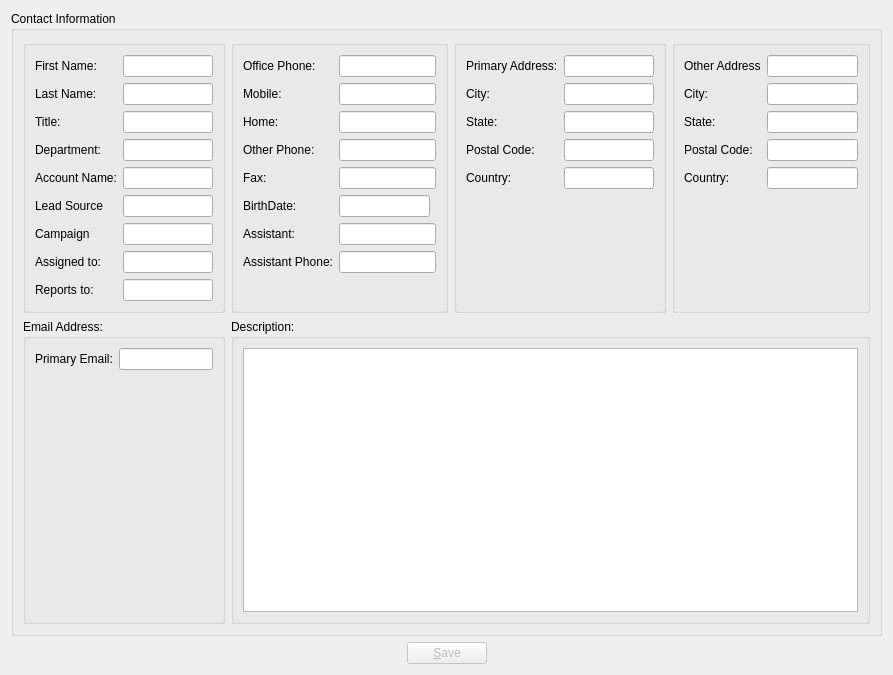
The window that client/src/contactdetails.ui (KDAB/FatCRM) describes before a commit, drawn with Qt 5.
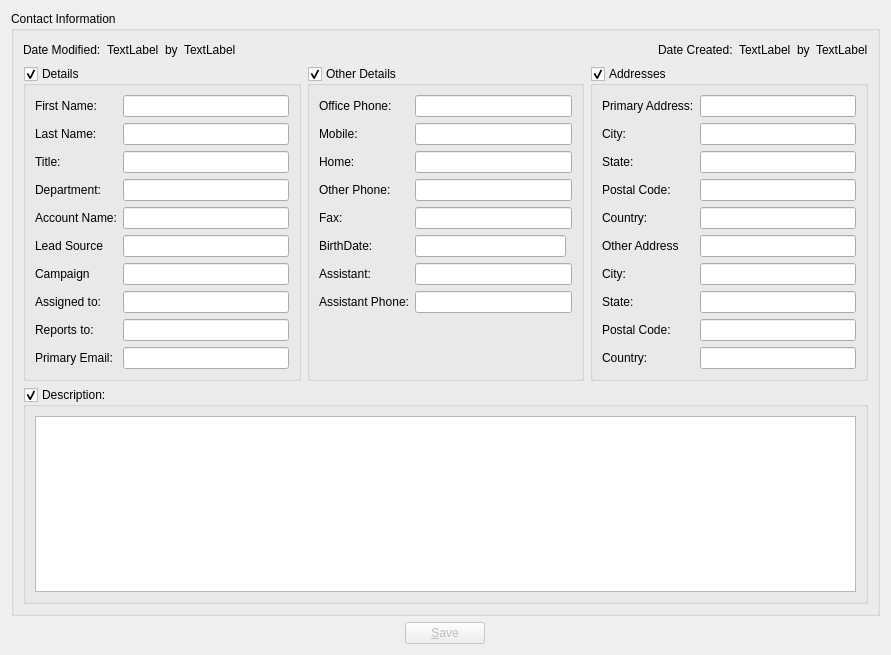
The same window after the commit.

Patch:
```diff
--- a/client/src/contactdetails.ui
+++ b/client/src/contactdetails.ui
@@ -6,26 +6,104 @@
    <rect>
     <x>0</x>
     <y>0</y>
-    <width>893</width>
-    <height>675</height>
+    <width>891</width>
+    <height>655</height>
    </rect>
   </property>
   <property name="windowTitle">
    <string>Contact Details</string>
   </property>
-  <layout class="QGridLayout" name="gridLayout">
+  <layout class="QGridLayout" name="gridLayout_6">
    <item row="0" column="0" colspan="3">
     <widget class="QGroupBox" name="contactInformationGB">
      <property name="title">
       <string>Contact Information</string>
      </property>
-     <layout class="QGridLayout" name="gridLayout_4">
+     <layout class="QGridLayout" name="gridLayout_5">
       <item row="0" column="0">
-       <widget class="QGroupBox" name="groupBox_2">
+       <layout class="QHBoxLayout" name="horizontalLayout_2">
+        <item>
+         <widget class="QLabel" name="modifiedDateLabel">
+          <property name="text">
+           <string>Date Modified:</string>
+          </property>
+         </widget>
+        </item>
+        <item>
+         <widget class="QLabel" name="modifiedDate">
+          <property name="text">
+           <string>TextLabel</string>
+          </property>
+         </widget>
+        </item>
+        <item>
+         <widget class="QLabel" name="modifiedByLabel">
+          <property name="text">
+           <string>by</string>
+          </property>
+         </widget>
+        </item>
+        <item>
+         <widget class="QLabel" name="modifiedBy">
+          <property name="text">
+           <string>TextLabel</string>
+          </property>
+         </widget>
+        </item>
+        <item>
+         <spacer name="horizontalSpacer_3">
+          <property name="orientation">
+           <enum>Qt::Horizontal</enum>
+          </property>
+          <property name="sizeHint" stdset="0">
+           <size>
+            <width>167</width>
+            <height>20</height>
+           </size>
+          </property>
+         </spacer>
+        </item>
+        <item>
+         <widget class="QLabel" name="label_29">
+          <property name="text">
+           <string>Date Created:</string>
+          </property>
+         </widget>
+        </item>
+        <item>
+         <widget class="QLabel" name="createdDate">
+          <property name="text">
+           <string>TextLabel</string>
+          </property>
+         </widget>
+        </item>
+        <item>
+         <widget class="QLabel" name="createdByLabel">
+          <property name="text">
+           <string>by</string>
+          </property>
+         </widget>
+        </item>
+        <item>
+         <widget class="QLabel" name="createdBy">
+          <property name="text">
+           <string>TextLabel</string>
+          </property>
+         </widget>
+        </item>
+       </layout>
+      </item>
+      <item row="1" column="0">
+       <layout class="QHBoxLayout" name="horizontalLayout_3">
+        <item>
+         <widget class="QGroupBox" name="detailsBox">
         <property name="title">
-         <string/>
-        </property>
-        <layout class="QFormLayout" name="formLayout">
+           <string>Details</string>
+          </property>
+          <property name="checkable">
+           <bool>true</bool>
+          </property>
+          <layout class="QGridLayout" name="gridLayout">
          <item row="0" column="0">
           <widget class="QLabel" name="label">
            <property name="text">
@@ -46,6 +124,26 @@
          <item row="1" column="1">
           <widget class="QLineEdit" name="lastName"/>
          </item>
+           <item row="2" column="0">
+            <widget class="QLabel" name="label_26">
+             <property name="text">
+              <string>Title:</string>
+             </property>
+            </widget>
+           </item>
+           <item row="2" column="1">
+            <widget class="QLineEdit" name="title"/>
+           </item>
+           <item row="3" column="0">
+            <widget class="QLabel" name="label_27">
+             <property name="text">
+              <string>Department:</string>
+             </property>
+            </widget>
+           </item>
+           <item row="3" column="1">
+            <widget class="QLineEdit" name="department"/>
+           </item>
          <item row="4" column="0">
           <widget class="QLabel" name="label_3">
            <property name="text">
@@ -56,78 +154,184 @@
          <item row="4" column="1">
           <widget class="QLineEdit" name="accountName"/>
          </item>
-         <item row="6" column="0">
+           <item row="5" column="0">
           <widget class="QLabel" name="label_4">
            <property name="text">
             <string>Lead Source</string>
            </property>
           </widget>
          </item>
-         <item row="6" column="1">
+           <item row="5" column="1">
           <widget class="QLineEdit" name="leadSource"/>
          </item>
-         <item row="7" column="0">
+           <item row="6" column="0">
           <widget class="QLabel" name="label_5">
            <property name="text">
             <string>Campaign</string>
            </property>
           </widget>
          </item>
-         <item row="7" column="1">
+           <item row="6" column="1">
           <widget class="QLineEdit" name="campaign"/>
          </item>
-         <item row="8" column="0">
+           <item row="7" column="0">
           <widget class="QLabel" name="label_9">
            <property name="text">
             <string>Assigned to:</string>
            </property>
           </widget>
          </item>
-         <item row="8" column="1">
+           <item row="7" column="1">
           <widget class="QLineEdit" name="assignedTo"/>
          </item>
-         <item row="2" column="0">
-          <widget class="QLabel" name="label_26">
-           <property name="text">
-            <string>Title:</string>
-           </property>
-          </widget>
-         </item>
-         <item row="2" column="1">
-          <widget class="QLineEdit" name="title"/>
-         </item>
-         <item row="3" column="0">
-          <widget class="QLabel" name="label_27">
-           <property name="text">
-            <string>Department:</string>
-           </property>
-          </widget>
-         </item>
-         <item row="3" column="1">
-          <widget class="QLineEdit" name="department"/>
-         </item>
-         <item row="9" column="0">
+           <item row="8" column="0">
           <widget class="QLabel" name="label_28">
            <property name="text">
             <string>Reports to:</string>
            </property>
           </widget>
          </item>
-         <item row="9" column="1">
+           <item row="8" column="1">
           <widget class="QLineEdit" name="reportsTo"/>
          </item>
+           <item row="9" column="0">
+            <widget class="QLabel" name="label_25">
+             <property name="text">
+              <string>Primary Email:</string>
+             </property>
+            </widget>
+           </item>
+           <item row="9" column="1">
+            <widget class="QLineEdit" name="primaryEmail"/>
+           </item>
         </layout>
        </widget>
       </item>
-      <item row="0" column="2">
-       <widget class="QGroupBox" name="groupBox_4">
+        <item>
+         <widget class="QGroupBox" name="otherDetailsBox">
         <property name="title">
-         <string/>
-        </property>
-        <layout class="QFormLayout" name="formLayout_3">
-         <property name="fieldGrowthPolicy">
-          <enum>QFormLayout::ExpandingFieldsGrow</enum>
-         </property>
+           <string>Other Details</string>
+          </property>
+          <property name="checkable">
+           <bool>true</bool>
+          </property>
+          <layout class="QGridLayout" name="gridLayout_2">
+           <item row="0" column="0">
+            <widget class="QLabel" name="label_6">
+             <property name="text">
+              <string>Office Phone:</string>
+             </property>
+            </widget>
+           </item>
+           <item row="0" column="1">
+            <widget class="QLineEdit" name="officePhone"/>
+           </item>
+           <item row="1" column="0">
+            <widget class="QLabel" name="label_7">
+             <property name="text">
+              <string>Mobile:</string>
+             </property>
+            </widget>
+           </item>
+           <item row="1" column="1">
+            <widget class="QLineEdit" name="mobilePhone"/>
+           </item>
+           <item row="2" column="0">
+            <widget class="QLabel" name="label_8">
+             <property name="text">
+              <string>Home:</string>
+             </property>
+            </widget>
+           </item>
+           <item row="2" column="1">
+            <widget class="QLineEdit" name="homePhone"/>
+           </item>
+           <item row="3" column="0">
+            <widget class="QLabel" name="label_17">
+             <property name="text">
+              <string>Other Phone:</string>
+             </property>
+            </widget>
+           </item>
+           <item row="3" column="1">
+            <widget class="QLineEdit" name="otherPhone"/>
+           </item>
+           <item row="4" column="0">
+            <widget class="QLabel" name="label_10">
+             <property name="text">
+              <string>Fax:</string>
+             </property>
+            </widget>
+           </item>
+           <item row="4" column="1">
+            <widget class="QLineEdit" name="fax"/>
+           </item>
+           <item row="5" column="0">
+            <widget class="QLabel" name="label_16">
+             <property name="text">
+              <string>BirthDate:</string>
+             </property>
+            </widget>
+           </item>
+           <item row="5" column="1">
+            <layout class="QHBoxLayout" name="horizontalLayout">
+             <item>
+              <widget class="QLineEdit" name="birthDate">
+               <property name="readOnly">
+                <bool>true</bool>
+               </property>
+              </widget>
+             </item>
+             <item>
+              <widget class="QWidget" name="calendarWidget" native="true"/>
+             </item>
+            </layout>
+           </item>
+           <item row="6" column="0">
+            <widget class="QLabel" name="label_11">
+             <property name="text">
+              <string>Assistant:</string>
+             </property>
+            </widget>
+           </item>
+           <item row="6" column="1">
+            <widget class="QLineEdit" name="assistant"/>
+           </item>
+           <item row="7" column="0">
+            <widget class="QLabel" name="label_12">
+             <property name="text">
+              <string>Assistant Phone:</string>
+             </property>
+            </widget>
+           </item>
+           <item row="7" column="1">
+            <widget class="QLineEdit" name="assistantPhone"/>
+           </item>
+           <item row="8" column="1">
+            <spacer name="verticalSpacer">
+             <property name="orientation">
+              <enum>Qt::Vertical</enum>
+             </property>
+             <property name="sizeHint" stdset="0">
+              <size>
+               <width>20</width>
+               <height>47</height>
+              </size>
+             </property>
+            </spacer>
+           </item>
+          </layout>
+         </widget>
+        </item>
+        <item>
+         <widget class="QGroupBox" name="addressesBox">
+          <property name="title">
+           <string>Addresses</string>
+          </property>
+          <property name="checkable">
+           <bool>true</bool>
+          </property>
+          <layout class="QGridLayout" name="gridLayout_3">
          <item row="0" column="0">
           <widget class="QLabel" name="label_13">
            <property name="text">
@@ -138,245 +342,116 @@
          <item row="0" column="1">
           <widget class="QLineEdit" name="primaryAddress"/>
          </item>
-         <item row="2" column="0">
+           <item row="1" column="0">
           <widget class="QLabel" name="label_14">
            <property name="text">
             <string>City:</string>
            </property>
           </widget>
          </item>
-         <item row="2" column="1">
+           <item row="1" column="1">
           <widget class="QLineEdit" name="city"/>
          </item>
-         <item row="3" column="0">
+           <item row="2" column="0">
           <widget class="QLabel" name="label_15">
            <property name="text">
             <string>State:</string>
            </property>
           </widget>
          </item>
-         <item row="3" column="1">
+           <item row="2" column="1">
           <widget class="QLineEdit" name="state"/>
          </item>
-         <item row="4" column="0">
+           <item row="3" column="0">
           <widget class="QLabel" name="label_18">
            <property name="text">
             <string>Postal Code:</string>
            </property>
           </widget>
          </item>
-         <item row="4" column="1">
+           <item row="3" column="1">
           <widget class="QLineEdit" name="postalCode"/>
          </item>
-         <item row="5" column="0">
+           <item row="4" column="0">
           <widget class="QLabel" name="label_19">
            <property name="text">
             <string>Country:</string>
            </property>
           </widget>
          </item>
-         <item row="5" column="1">
+           <item row="4" column="1">
           <widget class="QLineEdit" name="country"/>
          </item>
-        </layout>
-       </widget>
-      </item>
-      <item row="0" column="3">
-       <widget class="QGroupBox" name="groupBox_5">
-        <property name="title">
-         <string/>
-        </property>
-        <layout class="QFormLayout" name="formLayout_4">
-         <property name="fieldGrowthPolicy">
-          <enum>QFormLayout::ExpandingFieldsGrow</enum>
-         </property>
-         <item row="0" column="1">
+           <item row="5" column="0">
+            <widget class="QLabel" name="label_24">
+             <property name="text">
+              <string>Other Address</string>
+             </property>
+            </widget>
+           </item>
+           <item row="5" column="1">
           <widget class="QLineEdit" name="otherAddress"/>
          </item>
-         <item row="2" column="0">
+           <item row="6" column="0">
           <widget class="QLabel" name="label_20">
            <property name="text">
             <string>City:</string>
            </property>
           </widget>
          </item>
-         <item row="2" column="1">
+           <item row="6" column="1">
           <widget class="QLineEdit" name="otherCity"/>
          </item>
-         <item row="3" column="0">
+           <item row="7" column="0">
           <widget class="QLabel" name="label_21">
            <property name="text">
             <string>State:</string>
            </property>
           </widget>
          </item>
-         <item row="3" column="1">
+           <item row="7" column="1">
           <widget class="QLineEdit" name="otherState"/>
          </item>
-         <item row="4" column="0">
+           <item row="8" column="0">
           <widget class="QLabel" name="label_22">
            <property name="text">
             <string>Postal Code:</string>
            </property>
           </widget>
          </item>
-         <item row="4" column="1">
+           <item row="8" column="1">
           <widget class="QLineEdit" name="otherPostalCode"/>
          </item>
-         <item row="5" column="0">
+           <item row="9" column="0">
           <widget class="QLabel" name="label_23">
            <property name="text">
             <string>Country:</string>
            </property>
           </widget>
          </item>
-         <item row="5" column="1">
+           <item row="9" column="1">
           <widget class="QLineEdit" name="otherCountry"/>
          </item>
-         <item row="0" column="0">
-          <widget class="QLabel" name="label_24">
-           <property name="text">
-            <string>Other Address</string>
-           </property>
-          </widget>
-         </item>
         </layout>
        </widget>
       </item>
-      <item row="1" column="0">
-       <widget class="QGroupBox" name="groupBox_6">
-        <property name="title">
-         <string>Email Address:</string>
-        </property>
-        <layout class="QFormLayout" name="formLayout_5">
-         <item row="0" column="0">
-          <widget class="QLabel" name="label_25">
-           <property name="text">
-            <string>Primary Email:</string>
-           </property>
-          </widget>
-         </item>
-         <item row="0" column="1">
-          <widget class="QLineEdit" name="primaryEmail"/>
-         </item>
-        </layout>
-       </widget>
+       </layout>
       </item>
-      <item row="1" column="1" colspan="3">
-       <widget class="QGroupBox" name="groupBox_7">
+      <item row="2" column="0">
+       <widget class="QGroupBox" name="descriptionBox">
         <property name="title">
          <string>Description:</string>
         </property>
-        <layout class="QGridLayout" name="gridLayout_2">
+        <property name="checkable">
+         <bool>true</bool>
+        </property>
+        <layout class="QGridLayout" name="gridLayout_4">
          <item row="0" column="0">
           <widget class="QTextEdit" name="description"/>
          </item>
         </layout>
        </widget>
       </item>
-      <item row="0" column="1">
-       <widget class="QGroupBox" name="groupBox_3">
-        <property name="title">
-         <string/>
-        </property>
-        <layout class="QFormLayout" name="formLayout_2">
-         <property name="fieldGrowthPolicy">
-          <enum>QFormLayout::ExpandingFieldsGrow</enum>
-         </property>
-         <item row="2" column="1">
-          <widget class="QLineEdit" name="officePhone"/>
-         </item>
-         <item row="3" column="1">
-          <widget class="QLineEdit" name="mobilePhone"/>
-         </item>
-         <item row="5" column="1">
-          <widget class="QLineEdit" name="homePhone"/>
-         </item>
-         <item row="7" column="1">
-          <widget class="QLineEdit" name="otherPhone"/>
-         </item>
-         <item row="9" column="1">
-          <widget class="QLineEdit" name="fax"/>
-         </item>
-         <item row="11" column="1">
-          <layout class="QHBoxLayout" name="horizontalLayout">
-           <item>
-            <widget class="QLineEdit" name="birthDate">
-             <property name="readOnly">
-              <bool>true</bool>
-             </property>
-            </widget>
-           </item>
-           <item>
-            <widget class="QWidget" name="calendarWidget" native="true"/>
-           </item>
-          </layout>
-         </item>
-         <item row="14" column="0">
-          <widget class="QLabel" name="label_11">
-           <property name="text">
-            <string>Assistant:</string>
-           </property>
-          </widget>
-         </item>
-         <item row="14" column="1">
-          <widget class="QLineEdit" name="assistant"/>
-         </item>
-         <item row="15" column="0">
-          <widget class="QLabel" name="label_12">
-           <property name="text">
-            <string>Assistant Phone:</string>
-           </property>
-          </widget>
-         </item>
-         <item row="15" column="1">
-          <widget class="QLineEdit" name="assistantPhone"/>
-         </item>
-         <item row="11" column="0">
-          <widget class="QLabel" name="label_16">
-           <property name="text">
-            <string>BirthDate:</string>
-           </property>
-          </widget>
-         </item>
-         <item row="9" column="0">
-          <widget class="QLabel" name="label_10">
-           <property name="text">
-            <string>Fax:</string>
-           </property>
-          </widget>
-         </item>
-         <item row="7" column="0">
-          <widget class="QLabel" name="label_17">
-           <property name="text">
-            <string>Other Phone:</string>
-           </property>
-          </widget>
-         </item>
-         <item row="5" column="0">
-          <widget class="QLabel" name="label_8">
-           <property name="text">
-            <string>Home:</string>
-           </property>
-          </widget>
-         </item>
-         <item row="3" column="0">
-          <widget class="QLabel" name="label_7">
-           <property name="text">
-            <string>Mobile:</string>
-           </property>
-          </widget>
-         </item>
-         <item row="2" column="0">
-          <widget class="QLabel" name="label_6">
-           <property name="text">
-            <string>Office Phone:</string>
-           </property>
-          </widget>
-         </item>
-        </layout>
-       </widget>
-      </item>
      </layout>
     </widget>
    </item>
```
Lines whose indentation alone changed are shown as unchanged.
